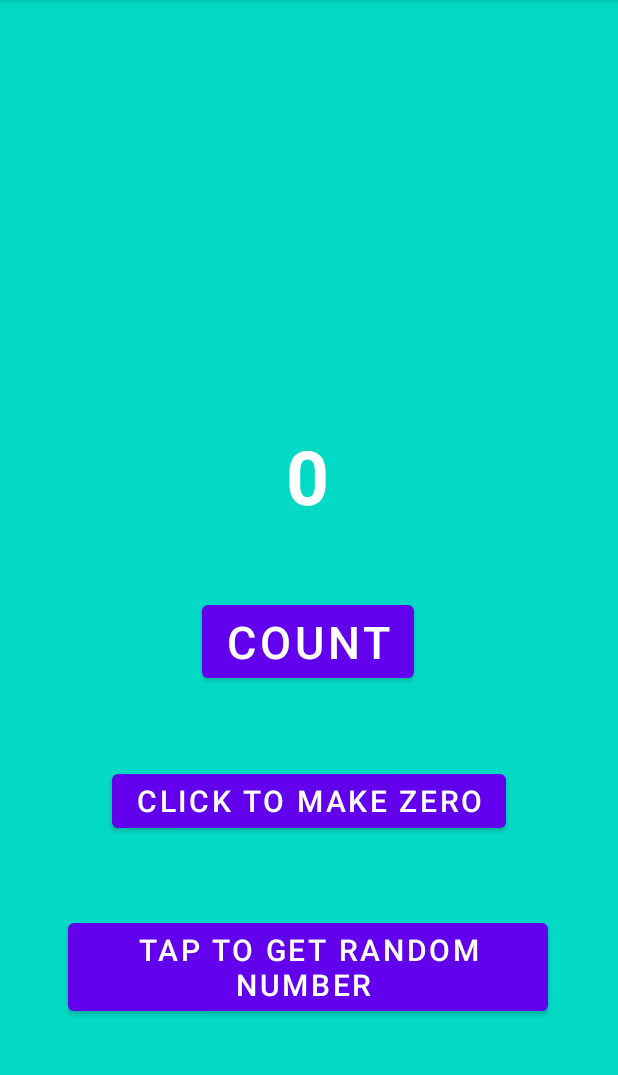
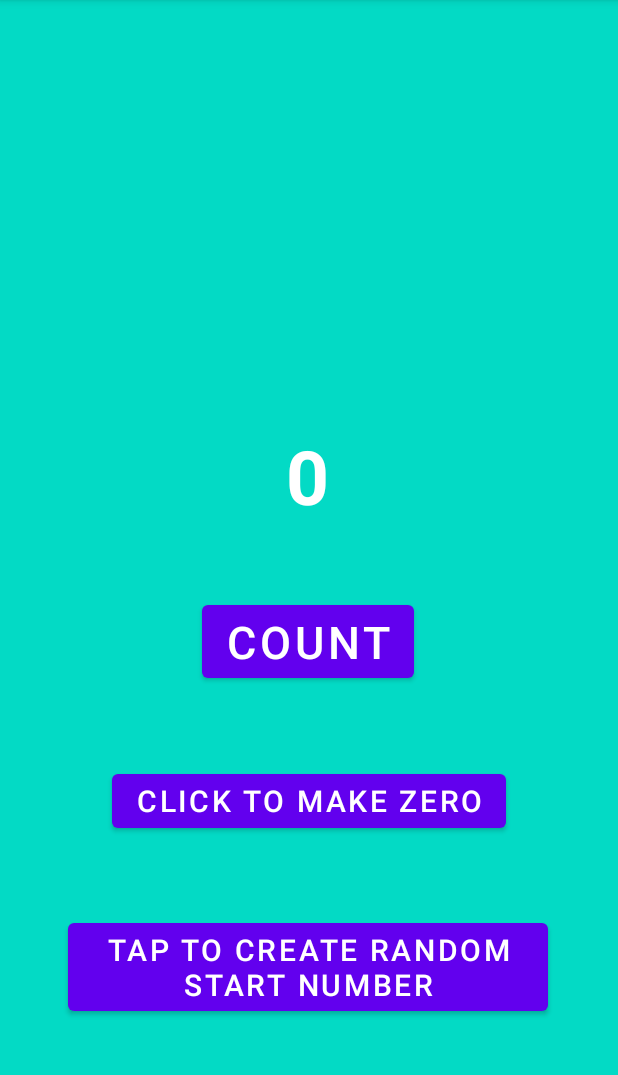
Before and after one commit to IlyaChernetsov/Lesson_2_1, an Android app: the screen it shows after launch (MainActivity), on a phone screen of 412 x 824 dp, the part 84-1159 px from its top. Run offline under Robolectric (Android 15) with nearby library versions, the phone set to English and light mode, and no system bars.

Commit message:
Final Commit 2

```diff
--- a/app/src/main/res/layout/activity_main.xml
+++ b/app/src/main/res/layout/activity_main.xml
@@ -28,7 +28,7 @@
         android:layout_height="wrap_content"
         android:layout_marginBottom="176dp"
         android:onClick="counter"
-        android:text="Count"
+        android:text="@string/count"
         android:textSize="30sp"
         app:layout_constraintBottom_toBottomOf="parent"
         app:layout_constraintEnd_toEndOf="parent"
@@ -42,7 +42,7 @@
         android:layout_width="wrap_content"
         android:layout_height="wrap_content"
         android:layout_marginBottom="88dp"
-        android:text="Tap to get random number "
+        android:text="@string/create_random_start"
         android:textSize="20sp"
         android:onClick="randomNumber"
         app:layout_constraintBottom_toBottomOf="parent"
--- a/app/src/main/res/values/strings.xml
+++ b/app/src/main/res/values/strings.xml
@@ -3,4 +3,6 @@
     <string name="it_s_random_number">It\'s random number from 0 to %1d</string>
     <string name="click_to_zero">Click to make zero</string>
     <string name="tap_to_back_on_home_screen">Tap to back on home screen</string>
+    <string name="create_random_start">Tap to create random start number</string>
+    <string name="count">Count</string>
 </resources>
```
